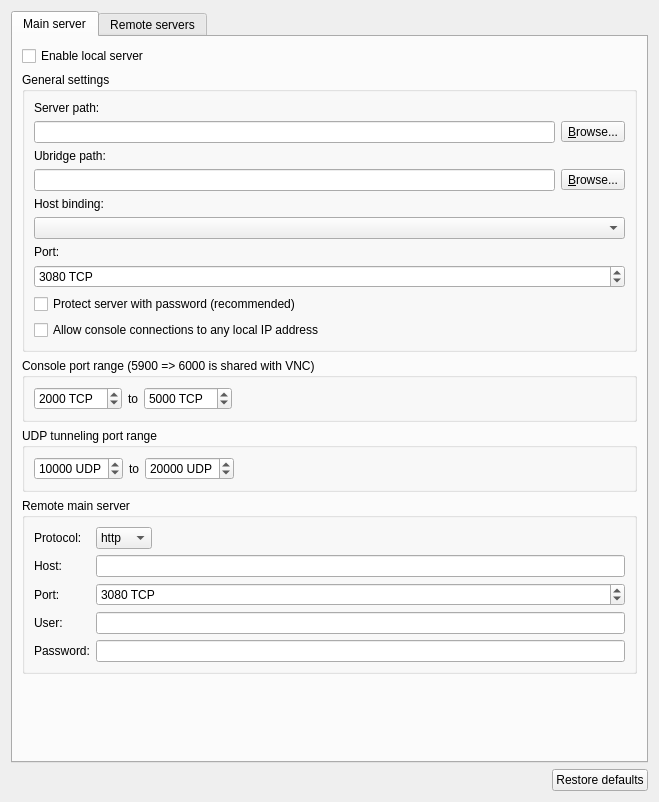
This is gns3/ui/server_preferences_page.ui in GNS3/gns3-gui as Qt 5 draws it before an edit. The edited form follows.
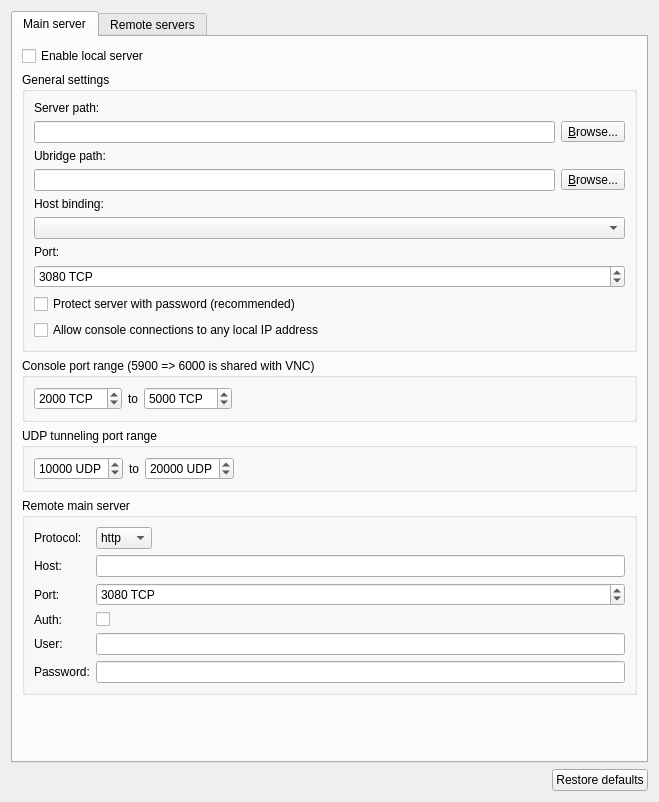
This is the edited form.

Commit message:
Allow blank password for remote controller
Fix #1497

The edit to the form file:
```diff
--- a/gns3/ui/server_preferences_page.ui
+++ b/gns3/ui/server_preferences_page.ui
@@ -335,24 +335,24 @@
             </property>
            </widget>
           </item>
-          <item row="3" column="0">
+          <item row="5" column="0">
            <widget class="QLabel" name="label_4">
             <property name="text">
              <string>User:</string>
             </property>
            </widget>
           </item>
-          <item row="3" column="1">
+          <item row="5" column="1">
            <widget class="QLineEdit" name="uiRemoteMainServerUserLineEdit"/>
           </item>
-          <item row="4" column="0">
+          <item row="6" column="0">
            <widget class="QLabel" name="label_5">
             <property name="text">
              <string>Password:</string>
             </property>
            </widget>
           </item>
-          <item row="4" column="1">
+          <item row="6" column="1">
            <widget class="QLineEdit" name="uiRemoteMainServerPasswordLineEdit">
             <property name="echoMode">
              <enum>QLineEdit::Password</enum>
@@ -380,6 +380,20 @@
             </item>
            </widget>
           </item>
+          <item row="4" column="1">
+           <widget class="QCheckBox" name="uiRemoteMainServerAuthCheckBox">
+            <property name="text">
+             <string/>
+            </property>
+           </widget>
+          </item>
+          <item row="4" column="0">
+           <widget class="QLabel" name="label">
+            <property name="text">
+             <string>Auth:</string>
+            </property>
+           </widget>
+          </item>
          </layout>
         </widget>
        </item>
```
Left out of the diff: 3 changed lines with no effect on the pictures. The commit also changes 2 other files.
